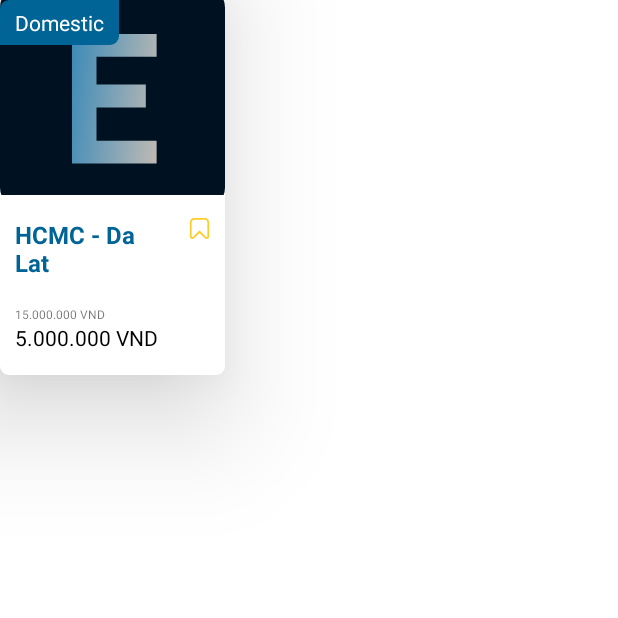
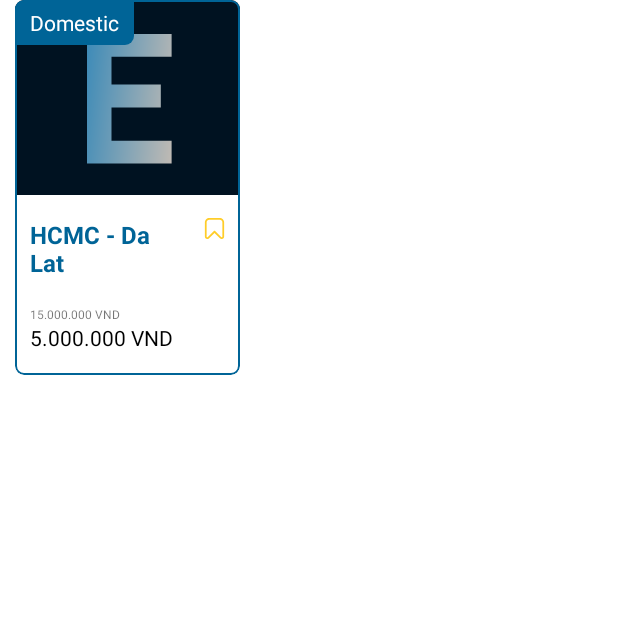
Before and after one commit to hoanghy0112/e-tour-android, an Android app: the fragment TourPreviewCard shown on its own in the app's theme, on a phone screen of 412 x 824 dp, the top half of it. Run offline under Robolectric (Android 15) with nearby library versions, the phone set to English and light mode, and no system bars.

Commit message:
feat: Create RecyclerView to display recommend route item

```diff
--- a/app/src/main/res/layout/fragment_home.xml
+++ b/app/src/main/res/layout/fragment_home.xml
@@ -3,7 +3,7 @@
     xmlns:tools="http://schemas.android.com/tools"
     android:layout_width="match_parent"
     android:layout_height="match_parent"
-    android:background="@color/white"
+    android:background="@color/orange_white"
     android:orientation="vertical"
     xmlns:app="http://schemas.android.com/apk/res-auto"
     tools:context=".fragments.HomeFragment">
@@ -79,9 +79,13 @@
         </RelativeLayout>
 
         <androidx.recyclerview.widget.RecyclerView
+            android:layout_marginStart="-10dp"
+            android:padding="15dp"
+            android:id="@+id/recommend_list"
             android:layout_width="match_parent"
             android:layout_height="wrap_content"
             android:layout_marginTop="10dp"
+            android:clipToPadding="false"
             android:orientation="horizontal">
 
         </androidx.recyclerview.widget.RecyclerView>
--- a/app/src/main/res/layout/fragment_tour_preview_card.xml
+++ b/app/src/main/res/layout/fragment_tour_preview_card.xml
@@ -1,13 +1,25 @@
 <?xml version="1.0" encoding="utf-8"?>
-<RelativeLayout xmlns:android="http://schemas.android.com/apk/res/android"
+<LinearLayout xmlns:android="http://schemas.android.com/apk/res/android"
+    xmlns:app="http://schemas.android.com/apk/res-auto"
     xmlns:tools="http://schemas.android.com/tools"
     android:layout_width="150dp"
     android:layout_height="wrap_content"
-    android:background="@drawable/tour_preview_card"
-    xmlns:app="http://schemas.android.com/apk/res-auto"
-    android:elevation="50dp"
+    android:layout_marginHorizontal="10dp"
     tools:context=".fragments.TourPreviewCard">
 
+    <com.google.android.material.card.MaterialCardView
+        android:layout_width="match_parent"
+        android:layout_height="match_parent"
+        app:cardBackgroundColor="@color/white"
+        app:strokeColor="@color/blue"
+        app:cardCornerRadius="6dp"
+        app:strokeWidth="1dp"
+        android:elevation="5dp">
+
+    <RelativeLayout
+        android:layout_width="match_parent"
+        android:layout_height="match_parent"
+        android:background="@drawable/tour_preview_card">
         <LinearLayout
             android:layout_width="match_parent"
             android:layout_height="250dp"
@@ -77,3 +89,7 @@
             android:textColor="@color/white" />
 
     </RelativeLayout>
+
+    </com.google.android.material.card.MaterialCardView>
+
+</LinearLayout>
--- a/app/src/main/res/values/colors.xml
+++ b/app/src/main/res/values/colors.xml
@@ -14,4 +14,5 @@
     <color name="transparent">#00FFFFFF</color>
     <color name="placeholder">#A0A0A0</color>
     <color name="yellow">#FFCD29</color>
+    <color name="orange_white">#FCFCFF</color>
 </resources>
```
Also changed, not shown: app/src/main/java/com/teamone/e_tour/activities/HomeActivity.java (+5 -8 lines), app/src/main/java/com/teamone/e_tour/adapters/RecommendedRouteListAdapter.java (+55 -5 lines), app/src/main/java/com/teamone/e_tour/fragments/HomeFragment.java (+26 -0 lines). Lines whose indentation alone changed are shown as unchanged.
